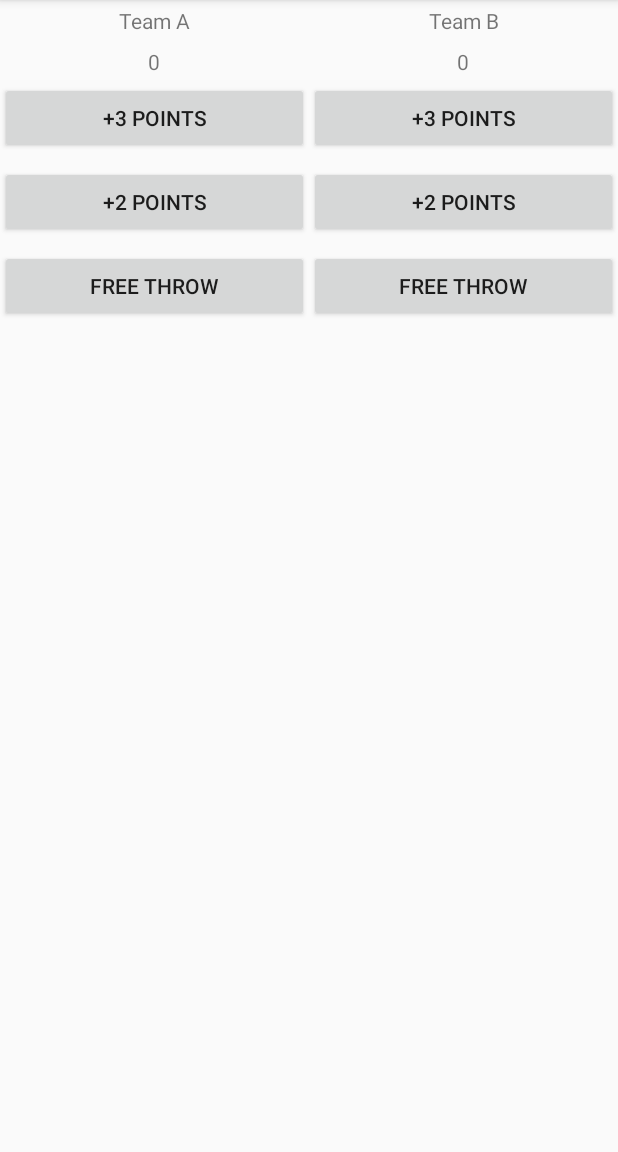
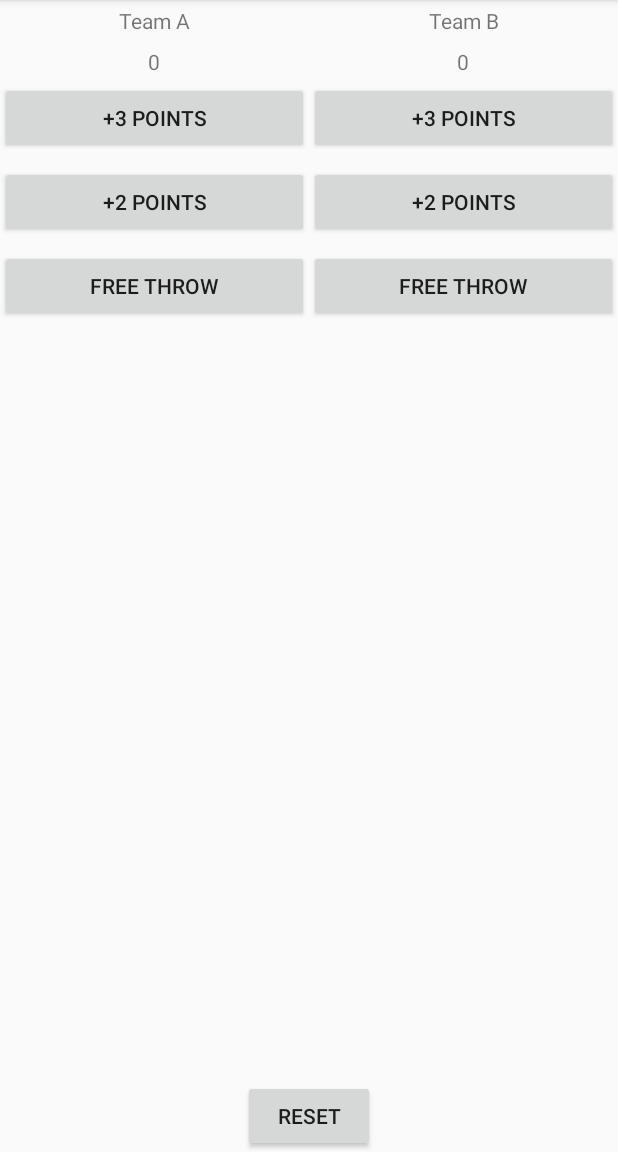
Before and after one commit to multiversetheorie/CourtCounter, an Android app: the screen it shows after launch (MainActivity), on a phone screen of 412 x 824 dp, the part 84-1236 px from its top. Run offline under Robolectric (Android 15) with nearby library versions, the phone set to English and light mode, and no system bars.

Commit message:
Added Reset button layout and functionality.

```diff
--- a/app/src/main/java/com/example/android/courtcounter/MainActivity.java
+++ b/app/src/main/java/com/example/android/courtcounter/MainActivity.java
@@ -81,4 +81,11 @@ public class MainActivity extends AppCompatActivity {
         scoreTeamB = scoreTeamB + 1;
         displayForTeamB(scoreTeamB);
     }
+
+    public void resetScore (View view) {
+        scoreTeamA = 0;
+        scoreTeamB = 0;
+        displayForTeamA(scoreTeamA);
+        displayForTeamB(scoreTeamB);
+    }
 }
--- a/app/src/main/res/layout/activity_main.xml
+++ b/app/src/main/res/layout/activity_main.xml
@@ -1,15 +1,20 @@
 <?xml version="1.0" encoding="utf-8"?>
-<LinearLayout xmlns:android="http://schemas.android.com/apk/res/android"
+<RelativeLayout xmlns:android="http://schemas.android.com/apk/res/android"
     xmlns:tools="http://schemas.android.com/tools"
+    android:layout_width="match_parent"
+    android:layout_height="match_parent"
+    tools:context=".MainActivity">
+
+    <LinearLayout
         android:layout_width="match_parent"
         android:layout_height="match_parent"
         android:orientation="horizontal"
         tools:context=".MainActivity">
 
         <LinearLayout
-        android:layout_weight="1"
             android:layout_width="0dp"
             android:layout_height="match_parent"
+            android:layout_weight="1"
             android:orientation="vertical"
             tools:context=".MainActivity">
 
@@ -57,9 +62,9 @@
         </LinearLayout>
 
         <LinearLayout
-        android:layout_weight="1"
             android:layout_width="0dp"
             android:layout_height="match_parent"
+            android:layout_weight="1"
             android:orientation="vertical"
             tools:context=".MainActivity">
 
@@ -108,3 +113,14 @@
         </LinearLayout>
 
     </LinearLayout>
+
+    <Button
+        android:layout_width="wrap_content"
+        android:layout_height="wrap_content"
+        android:layout_alignParentBottom="true"
+        android:layout_centerHorizontal="true"
+        android:onClick="resetScore"
+        android:text="Reset"
+        android:textAllCaps="true" />
+
+</RelativeLayout>
```
Lines whose indentation alone changed are shown as unchanged.
